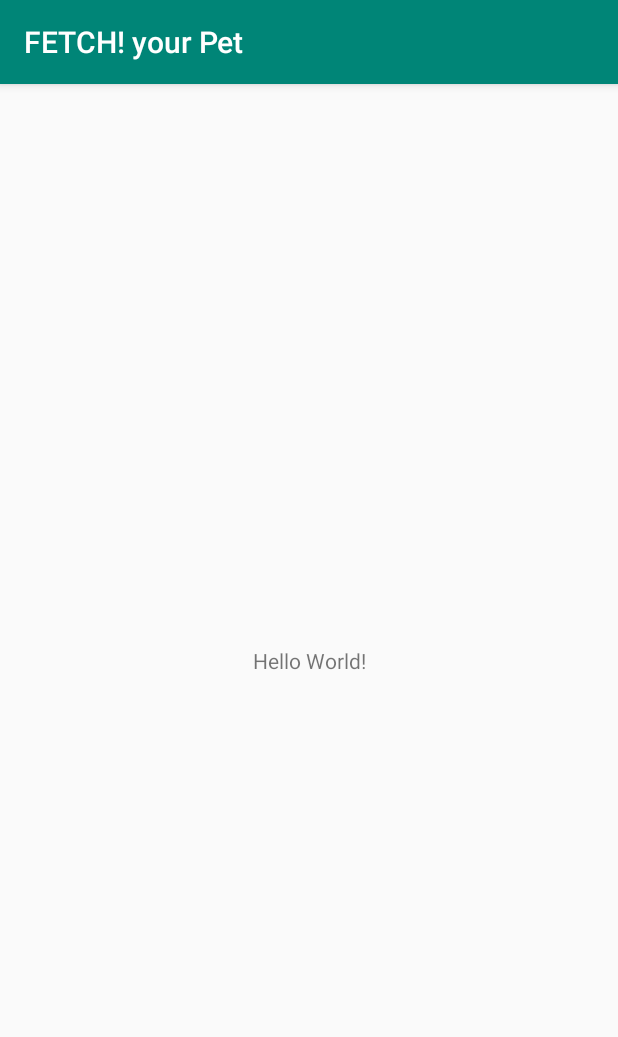
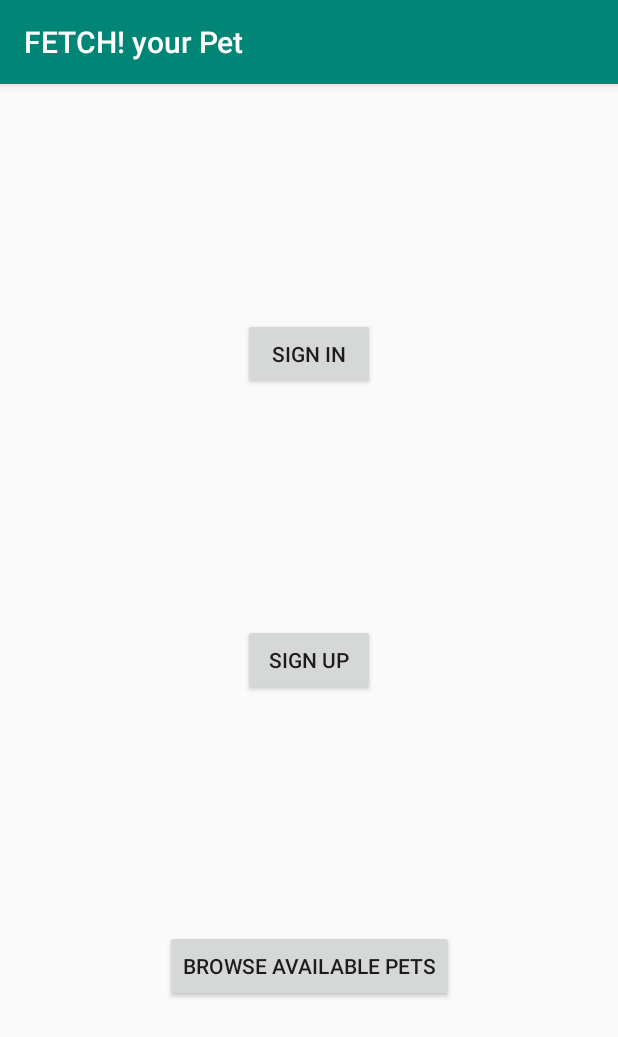
Before and after one commit to kins-sig/FETCHyourPet, an Android app: the screen it shows after launch (MainActivity), on a phone screen of 412 x 824 dp. Shown: the top 1037 px of the screen. Run offline under Robolectric (Android 15) with nearby library versions, the phone set to English and light mode, and no system bars.

Commit message:
Main screen buttons!

```diff
--- a/app/src/main/java/com/sigm/fetchyourpet/MainActivity.java
+++ b/app/src/main/java/com/sigm/fetchyourpet/MainActivity.java
@@ -3,6 +3,7 @@ package com.sigm.fetchyourpet;
 import androidx.appcompat.app.AppCompatActivity;
 
 import android.os.Bundle;
+import android.view.View;
 
 public class MainActivity extends AppCompatActivity {
 
@@ -11,4 +12,8 @@ public class MainActivity extends AppCompatActivity {
         super.onCreate(savedInstanceState);
         setContentView(R.layout.activity_main);
     }
+
+    public void onClickSignIn(View view){}
+    public void onClickSignUp(View view){}
+    public void onClickMainBrowse(View view){}
 }
--- a/app/src/main/res/layout/activity_main.xml
+++ b/app/src/main/res/layout/activity_main.xml
@@ -8,13 +8,38 @@
 
 
 
-    <TextView
+    <Button
+        android:id="@+id/signInButton"
         android:layout_width="wrap_content"
         android:layout_height="wrap_content"
-        android:text="Hello World!"
+        android:onClick="onClickSignIn"
+        android:text="Sign In"
+        app:layout_constraintStart_toStartOf="parent"
+        app:layout_constraintEnd_toEndOf="parent"
+        app:layout_constraintTop_toTopOf="parent"
+        app:layout_constraintBottom_toTopOf="@id/signUpButton"
+        />
+    <Button
+        android:id="@+id/signUpButton"
+        android:layout_width="wrap_content"
+        android:layout_height="wrap_content"
+        android:text="Sign Up"
+        android:onClick="onClickSignUp"
+        app:layout_constraintStart_toStartOf="parent"
+        app:layout_constraintEnd_toEndOf="parent"
+        app:layout_constraintBottom_toTopOf="@id/mainBrowse"
+        app:layout_constraintTop_toBottomOf="@id/signInButton"
+        />
+    <Button
+        android:id="@+id/mainBrowse"
+        android:layout_width="wrap_content"
+        android:layout_height="wrap_content"
+        android:text="Browse Available Pets"
+        android:onClick="onClickMainBrowse"
+        app:layout_constraintStart_toStartOf="parent"
         app:layout_constraintBottom_toBottomOf="parent"
-        app:layout_constraintLeft_toLeftOf="parent"
-        app:layout_constraintRight_toRightOf="parent"
-        app:layout_constraintTop_toTopOf="parent" />
+        app:layout_constraintEnd_toEndOf="parent"
+        app:layout_constraintTop_toBottomOf="@id/signUpButton"
+        />
 
 </androidx.constraintlayout.widget.ConstraintLayout>
```
